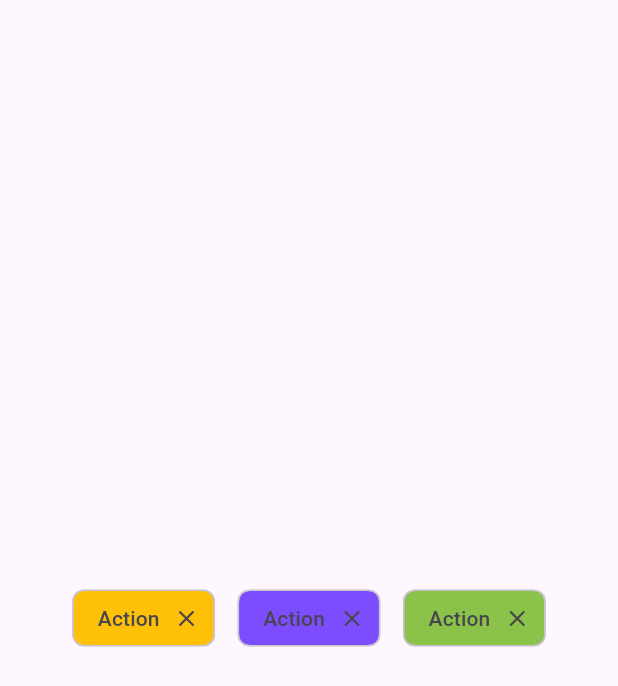
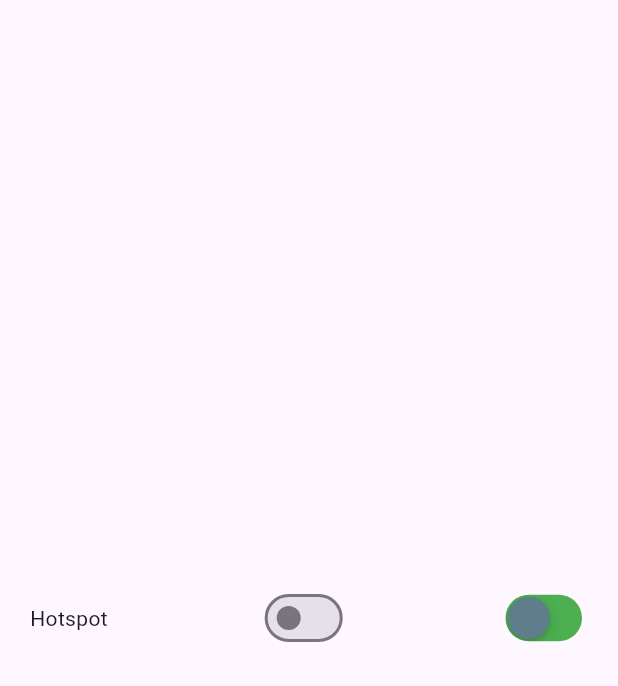
Before and after one commit to Apeksha-P/Flutter-Basic-projects, a Flutter app: the screen it shows after launch, on a phone screen of 412 x 824 dp. Shown: the top 686 px of the screen. Run offline on Flutter 3.47's test engine with Material 3 defaults, Android fonts, the phone set to English and light mode, and no system bars.

Commit message:
Switch widget

```diff
--- a/flutter_ui/lib/main.dart
+++ b/flutter_ui/lib/main.dart
@@ -1,5 +1,5 @@
 import 'package:flutter/material.dart';
-import 'package:flutter_ui/widgets/chip_widget.dart';
+import 'package:flutter_ui/widgets/switch_widget.dart';
 
 void main() {
   runApp(const MyApp());
@@ -16,7 +16,7 @@ class MyApp extends StatelessWidget {
       theme:ThemeData(
         primarySwatch: Colors.blue,
       ) ,
-      home: const ChipWiget(),
+      home: const SwitchWidget(),
     );
   }
 }
--- /dev/null
+++ b/flutter_ui/lib/widgets/switch_widget.dart
@@ -0,0 +1,48 @@
+import 'package:flutter/cupertino.dart';
+import 'package:flutter/material.dart';
+
+class SwitchWidget extends StatefulWidget {
+  const SwitchWidget({super.key});
+
+  @override
+  State<SwitchWidget> createState() => _SwitchWidgetState();
+}
+
+class _SwitchWidgetState extends State<SwitchWidget> {
+  bool hotspot = false;
+  @override
+  Widget build(BuildContext context) {
+    return Scaffold(
+      body: Column(
+        mainAxisAlignment: MainAxisAlignment.center,
+        children: [
+          Padding(
+            padding: const EdgeInsets.all(20.0),
+            child: Row(
+              mainAxisAlignment: MainAxisAlignment.spaceBetween,
+              children: [
+                Text("Hotspot"),
+                Switch(
+                    value: hotspot,
+                    onChanged: (val) {
+                      setState(() {
+                        hotspot = !hotspot;
+                      });
+                    }),
+                    CupertinoSwitch(
+                      activeColor: Colors.amber,
+                      thumbColor: Colors.blueGrey,
+                      trackColor: Colors.green,
+                      value: hotspot, onChanged: (val){
+                      setState(() {
+                        hotspot = !hotspot;
+                      });
+                    })
+              ],
+            ),
+          ),
+        ],
+      ),
+    );
+  }
+}
```
